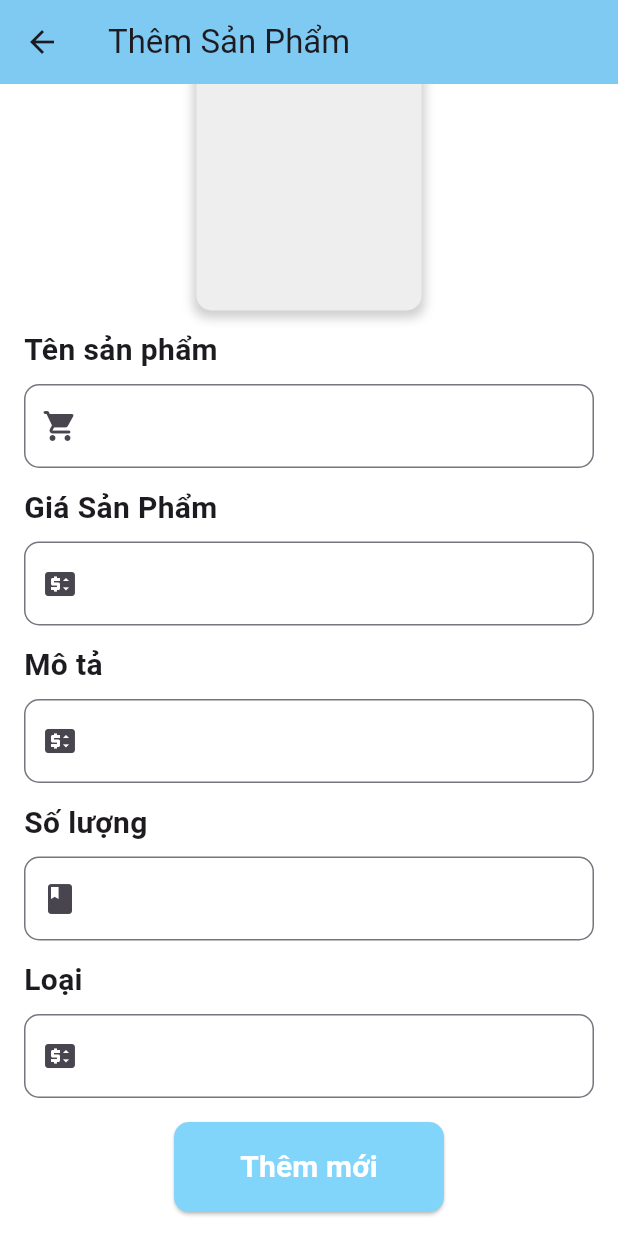
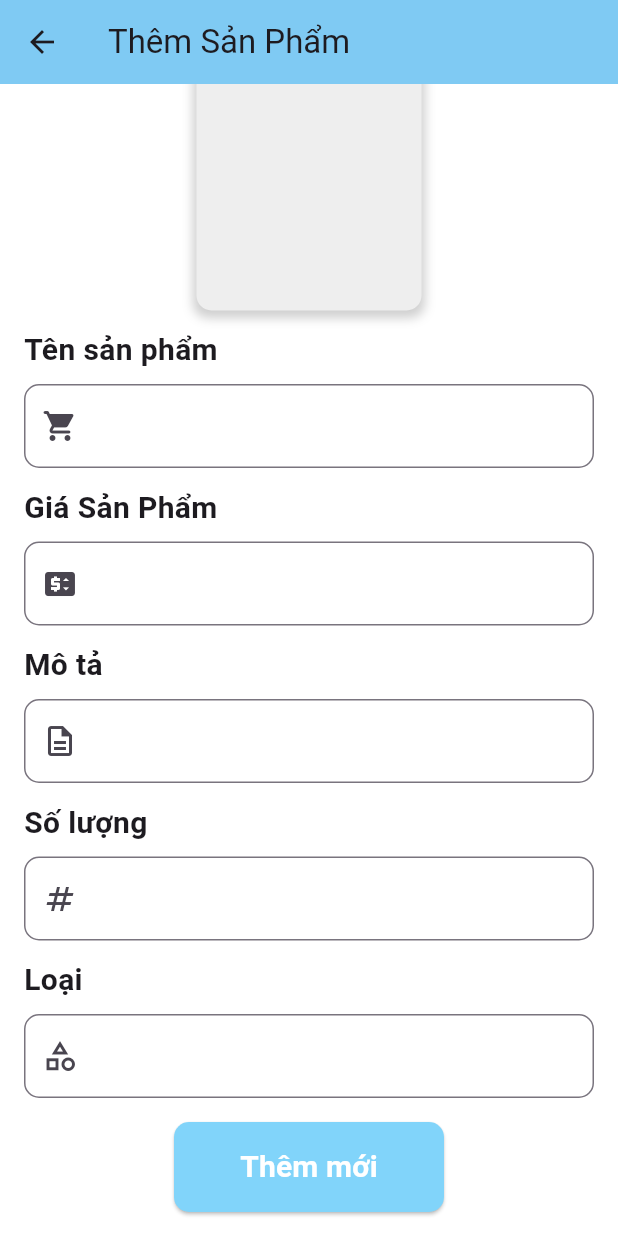
Before and after one commit to dinhanhnguyenn/DATN_203Store, a Flutter app: the AddProductsScreen screen opened directly, scrolled down 65 dp, after a tap on "Thêm mới", on a phone screen of 412 x 824 dp. Run offline on Flutter 3.47's test engine with Material 3 defaults, Android fonts, the phone set to English and light mode, and no system bars; our stand-ins replace carousel_slider, curved_navigation_bar, image_picker; network calls fail.

Commit message:
update29/6

```diff
--- a/lib/models/Product.dart
+++ b/lib/models/Product.dart
@@ -6,6 +6,7 @@ class Product {
   String price;
   String category_id;
   String description;
+  String status;
 
   Product(
     {
@@ -15,7 +16,8 @@ class Product {
       required this.price,
       required this.quantity,
       required this.description,
-      required this.category_id
+      required this.category_id,
+      required this.status
     }
   );
 }
--- a/lib/views/AddProductScreen.dart
+++ b/lib/views/AddProductScreen.dart
@@ -15,7 +15,7 @@ class AddProductsScreen extends StatefulWidget {
 class _AddProductsScreenState extends State<AddProductsScreen> {
 
   Product newproduct =
-      Product(product_id: "", name: "", quantity: "", image: "", price: "", category_id: "", description: "");
+      Product(product_id: "", name: "", quantity: "", image: "", price: "", category_id: "", description: "", status: "");
   var tensp = TextEditingController();
   var soluongsp = TextEditingController();
   var dongiasp = TextEditingController();
@@ -47,7 +47,7 @@ class _AddProductsScreenState extends State<AddProductsScreen> {
       ),
       body: SingleChildScrollView(
         child: Padding(
-          padding: EdgeInsets.all(16.0),
+          padding: const EdgeInsets.all(16.0),
           child: Column(
             mainAxisAlignment: MainAxisAlignment.center,
             children: [
@@ -66,7 +66,7 @@ class _AddProductsScreenState extends State<AddProductsScreen> {
                         color: Colors.grey.withOpacity(0.5),
                         spreadRadius: 2,
                         blurRadius: 5,
-                        offset: Offset(0, 3),
+                        offset: const Offset(0, 3),
                       ),
                     ],
                   ),
@@ -158,13 +158,13 @@ class _AddProductsScreenState extends State<AddProductsScreen> {
               ),
               TextField(
                 controller: mota,
-                keyboardType: TextInputType.number,
+                keyboardType: TextInputType.text,
                 decoration: InputDecoration(
                   border: OutlineInputBorder(
                       borderRadius: BorderRadius.circular(10.0)),
                   focusedBorder: const OutlineInputBorder(
                       borderSide: BorderSide(color: Colors.black)),
-                  prefixIcon: const Icon(Icons.price_change),
+                  prefixIcon: const Icon(Icons.description_outlined),
                 ),
               ),
               const SizedBox(
@@ -194,7 +194,7 @@ class _AddProductsScreenState extends State<AddProductsScreen> {
                       borderRadius: BorderRadius.circular(10.0)),
                   focusedBorder: const OutlineInputBorder(
                       borderSide: BorderSide(color: Colors.black)),
-                  prefixIcon: const Icon(Icons.class_),
+                  prefixIcon: const Icon(Icons.numbers_sharp),
                 ),
               ),
               const SizedBox(
@@ -224,7 +224,7 @@ class _AddProductsScreenState extends State<AddProductsScreen> {
                       borderRadius: BorderRadius.circular(10.0)),
                   focusedBorder: const OutlineInputBorder(
                       borderSide: BorderSide(color: Colors.black)),
-                  prefixIcon: const Icon(Icons.price_change),
+                  prefixIcon: const Icon(Icons.category_outlined),
                 ),
               ),
               const SizedBox(
@@ -242,7 +242,8 @@ class _AddProductsScreenState extends State<AddProductsScreen> {
                         price: dongiasp.text,
                         quantity: soluongsp.text,
                         category_id: loai.text,
-                        description: mota.text
+                        description: mota.text,
+                        status: 1.toString()
                       );
                        productAdd(add);
                     },
@@ -271,13 +272,14 @@ class _AddProductsScreenState extends State<AddProductsScreen> {
 }
 
 Future productAdd(Product pro) async {
-    final uri = Uri.parse('http://192.168.1.6/flutter/addProduct.php');
+    final uri = Uri.parse('http://192.168.1.3/flutter/addProduct.php');
     var request = http.MultipartRequest('POST', uri);
     request.fields['name'] = pro.name;
     request.fields['quantity'] = pro.quantity;
     request.fields['price'] = pro.price;
     request.fields['category_id'] = pro.category_id;
     request.fields['description'] = pro.description;
+    request.fields['status'] = 1.toString();
     print(pro.image);
 
     if (pro.image.isNotEmpty) {
--- a/lib/views/DetailProduct.dart
+++ b/lib/views/DetailProduct.dart
@@ -109,7 +109,7 @@ class _DetailProductState extends State<DetailProduct> {
                 Stack(
                   children: [
                     Image.network(
-                       "http://192.168.1.6/flutter/uploads/${widget.product["image"]}",
+                       "http://192.168.1.3/flutter/uploads/${widget.product["image"]}",
                       height: 300,
                       width: double.infinity,
                       fit: BoxFit.cover,
--- a/lib/views/HomeScreen.dart
+++ b/lib/views/HomeScreen.dart
@@ -179,7 +179,7 @@ class _HomeScreenState extends State<HomeScreen> {
 
                                     child: Center(
                                       child: Image.network(
-                                        "http://192.168.1.6/flutter/uploads/${productList[index]["image"]}",
+                                        "http://192.168.1.3/flutter/uploads/${productList[index]["image"]}",
                                         fit: BoxFit.cover,
                                       ),
                                     ),
@@ -225,7 +225,7 @@ class _HomeScreenState extends State<HomeScreen> {
   }
 
   Future<List> fetchData() async {
-    final response = await http.get(Uri.parse('http://192.168.1.6/flutter/loadProduct.php'));
+    final response = await http.get(Uri.parse('http://192.168.1.3/flutter/loadProduct.php'));
     if (response.statusCode == 200) {
       return json.decode(response.body);
     } else {
--- a/lib/views/MainScreen.dart
+++ b/lib/views/MainScreen.dart
@@ -26,7 +26,8 @@ class _MainScreenState extends State<MainScreen> {
     return Scaffold(
       body: _pages[_currentIndex],
       floatingActionButton: FloatingActionButton(
-        onPressed: (){},
+        onPressed: (){
+        },
         child: Icon(
           Icons.phone_in_talk,
           color: Colors.white
```
Also changed, not shown: lib/main.dart (+1 -8 lines), lib/views/AddProduct_Page.dart (deleted, +0 -184 lines), 1 other file.
